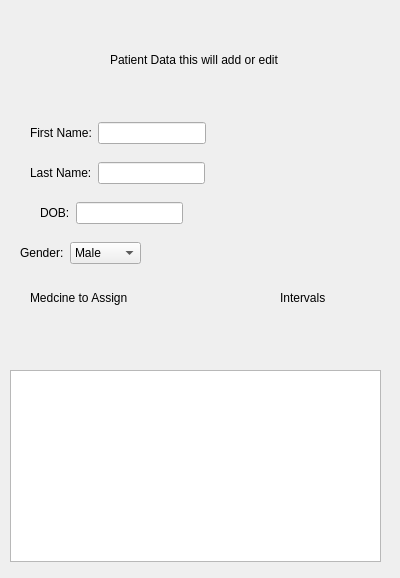
The window that addeditpatient.ui (luigiacuna/UB-GUI-OOP-Final-Project) describes before a commit, drawn with Qt 5.
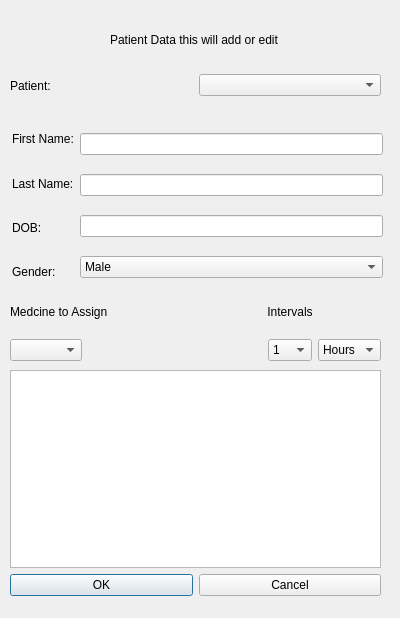
The same window after the commit.

Patch:
```diff
--- a/addeditpatient.ui
+++ b/addeditpatient.ui
@@ -7,7 +7,7 @@
     <x>0</x>
     <y>0</y>
     <width>400</width>
-    <height>578</height>
+    <height>618</height>
    </rect>
   </property>
   <property name="windowTitle">
@@ -17,7 +17,7 @@
    <property name="geometry">
     <rect>
      <x>110</x>
-     <y>50</y>
+     <y>30</y>
      <width>211</width>
      <height>20</height>
     </rect>
@@ -26,52 +26,149 @@
     <string>Patient Data this will add or edit</string>
    </property>
   </widget>
-  <widget class="QTableWidget" name="tableWidget">
+  <widget class="QWidget" name="layoutWidget">
    <property name="geometry">
     <rect>
      <x>10</x>
-     <y>370</y>
+     <y>290</y>
      <width>371</width>
-     <height>192</height>
+     <height>71</height>
     </rect>
    </property>
-  </widget>
+   <layout class="QVBoxLayout" name="medicineDurationLayout">
+    <item>
+     <layout class="QHBoxLayout" name="medincineLabels">
+      <item>
   <widget class="QLabel" name="medicineLabelAssign">
-   <property name="geometry">
-    <rect>
-     <x>30</x>
-     <y>290</y>
-     <width>131</width>
-     <height>16</height>
-    </rect>
-   </property>
    <property name="text">
     <string>Medcine to Assign</string>
    </property>
   </widget>
+      </item>
+      <item>
   <widget class="QLabel" name="intervalsLabel">
-   <property name="geometry">
-    <rect>
-     <x>280</x>
-     <y>290</y>
-     <width>49</width>
-     <height>16</height>
-    </rect>
-   </property>
    <property name="text">
     <string>Intervals</string>
    </property>
-  </widget>
-  <widget class="QWidget" name="">
+        <property name="alignment">
+         <set>Qt::AlignCenter</set>
+        </property>
+       </widget>
+      </item>
+     </layout>
+    </item>
+    <item>
+     <layout class="QHBoxLayout" name="intervalsInput">
+      <item>
+       <widget class="QComboBox" name="medicineComboBox"/>
+      </item>
+      <item>
+       <spacer name="horizontalSpacer">
+        <property name="orientation">
+         <enum>Qt::Horizontal</enum>
+        </property>
+        <property name="sizeHint" stdset="0">
+         <size>
+          <width>40</width>
+          <height>20</height>
+         </size>
+        </property>
+       </spacer>
+      </item>
+      <item>
+       <widget class="QComboBox" name="numberIntervals">
+        <item>
+         <property name="text">
+          <string>1</string>
+         </property>
+        </item>
+        <item>
+         <property name="text">
+          <string>2</string>
+         </property>
+        </item>
+        <item>
+         <property name="text">
+          <string>3</string>
+         </property>
+        </item>
+        <item>
+         <property name="text">
+          <string>4</string>
+         </property>
+        </item>
+        <item>
+         <property name="text">
+          <string>5</string>
+         </property>
+        </item>
+        <item>
+         <property name="text">
+          <string>6</string>
+         </property>
+        </item>
+        <item>
+         <property name="text">
+          <string>7</string>
+         </property>
+        </item>
+        <item>
+         <property name="text">
+          <string>8</string>
+         </property>
+        </item>
+        <item>
+         <property name="text">
+          <string>9</string>
+         </property>
+        </item>
+        <item>
+         <property name="text">
+          <string>10</string>
+         </property>
+        </item>
+        <item>
+         <property name="text">
+          <string>11</string>
+         </property>
+        </item>
+        <item>
+         <property name="text">
+          <string>12</string>
+         </property>
+        </item>
+       </widget>
+      </item>
+      <item>
+       <widget class="QComboBox" name="hrsInterval">
+        <item>
+         <property name="text">
+          <string>Hours</string>
+         </property>
+        </item>
+        <item>
+         <property name="text">
+          <string>Days</string>
+         </property>
+        </item>
+       </widget>
+      </item>
+     </layout>
+    </item>
+   </layout>
+  </widget>
+  <widget class="QWidget" name="layoutWidget">
    <property name="geometry">
     <rect>
-     <x>30</x>
+     <x>12</x>
      <y>120</y>
-     <width>176</width>
-     <height>26</height>
+     <width>371</width>
+     <height>171</height>
     </rect>
    </property>
-   <layout class="QHBoxLayout" name="horizontalLayout">
+   <layout class="QHBoxLayout" name="inputLayout">
+    <item>
+     <layout class="QVBoxLayout" name="patinetlabels">
     <item>
      <widget class="QLabel" name="firstNameLabel">
       <property name="text">
@@ -80,21 +177,6 @@
      </widget>
     </item>
     <item>
-     <widget class="QLineEdit" name="firstNameInput"/>
-    </item>
-   </layout>
-  </widget>
-  <widget class="QWidget" name="">
-   <property name="geometry">
-    <rect>
-     <x>30</x>
-     <y>160</y>
-     <width>175</width>
-     <height>26</height>
-    </rect>
-   </property>
-   <layout class="QHBoxLayout" name="horizontalLayout_2">
-    <item>
      <widget class="QLabel" name="lastNameLabel">
       <property name="text">
        <string>Last Name:</string>
@@ -102,21 +184,6 @@
      </widget>
     </item>
     <item>
-     <widget class="QLineEdit" name="lastNameInput"/>
-    </item>
-   </layout>
-  </widget>
-  <widget class="QWidget" name="">
-   <property name="geometry">
-    <rect>
-     <x>40</x>
-     <y>200</y>
-     <width>143</width>
-     <height>26</height>
-    </rect>
-   </property>
-   <layout class="QHBoxLayout" name="horizontalLayout_3">
-    <item>
      <widget class="QLabel" name="dobLabel">
       <property name="text">
        <string>DOB:</string>
@@ -124,26 +191,27 @@
      </widget>
     </item>
     <item>
-     <widget class="QLineEdit" name="dobInputMaybe"/>
-    </item>
-   </layout>
-  </widget>
-  <widget class="QWidget" name="">
-   <property name="geometry">
-    <rect>
-     <x>20</x>
-     <y>240</y>
-     <width>121</width>
-     <height>26</height>
-    </rect>
-   </property>
-   <layout class="QHBoxLayout" name="horizontalLayout_4">
-    <item>
      <widget class="QLabel" name="genderLabel">
       <property name="text">
        <string>Gender:</string>
       </property>
-     </widget>
+        <property name="alignment">
+         <set>Qt::AlignLeading|Qt::AlignLeft|Qt::AlignVCenter</set>
+        </property>
+       </widget>
+      </item>
+     </layout>
+    </item>
+    <item>
+     <layout class="QVBoxLayout" name="patientInputs">
+      <item>
+       <widget class="QLineEdit" name="firstNameInput"/>
+      </item>
+      <item>
+       <widget class="QLineEdit" name="lastNameInput"/>
+      </item>
+      <item>
+       <widget class="QLineEdit" name="dobInputMaybe"/>
     </item>
     <item>
      <widget class="QComboBox" name="genderComboBox">
@@ -158,6 +226,63 @@
        </property>
       </item>
      </widget>
+      </item>
+     </layout>
+    </item>
+   </layout>
+  </widget>
+  <widget class="QWidget" name="layoutWidget">
+   <property name="geometry">
+    <rect>
+     <x>10</x>
+     <y>370</y>
+     <width>371</width>
+     <height>226</height>
+    </rect>
+   </property>
+   <layout class="QVBoxLayout" name="verticalLayout">
+    <item>
+     <widget class="QTableWidget" name="scheduleTableWidget"/>
+    </item>
+    <item>
+     <layout class="QHBoxLayout" name="selectionLabels">
+      <item>
+       <widget class="QPushButton" name="okButton">
+        <property name="text">
+         <string>OK</string>
+        </property>
+       </widget>
+      </item>
+      <item>
+       <widget class="QPushButton" name="cancelButton">
+        <property name="text">
+         <string>Cancel</string>
+        </property>
+       </widget>
+      </item>
+     </layout>
+    </item>
+   </layout>
+  </widget>
+  <widget class="QWidget" name="layoutWidget">
+   <property name="geometry">
+    <rect>
+     <x>10</x>
+     <y>70</y>
+     <width>371</width>
+     <height>31</height>
+    </rect>
+   </property>
+   <layout class="QHBoxLayout" name="horizontalLayout">
+    <item>
+     <widget class="QLabel" name="selectedPatientLabel">
+      <property name="text">
+       <string>Patient:</string>
+      </property>
+     </widget>
+    </item>
+    <item>
+     <widget class="QComboBox" name="selectedPatientCombo"/>
     </item>
    </layout>
   </widget>
```
Left out of the diff: 2 changed lines with no effect on the pictures. Lines whose indentation alone changed are shown as unchanged.
